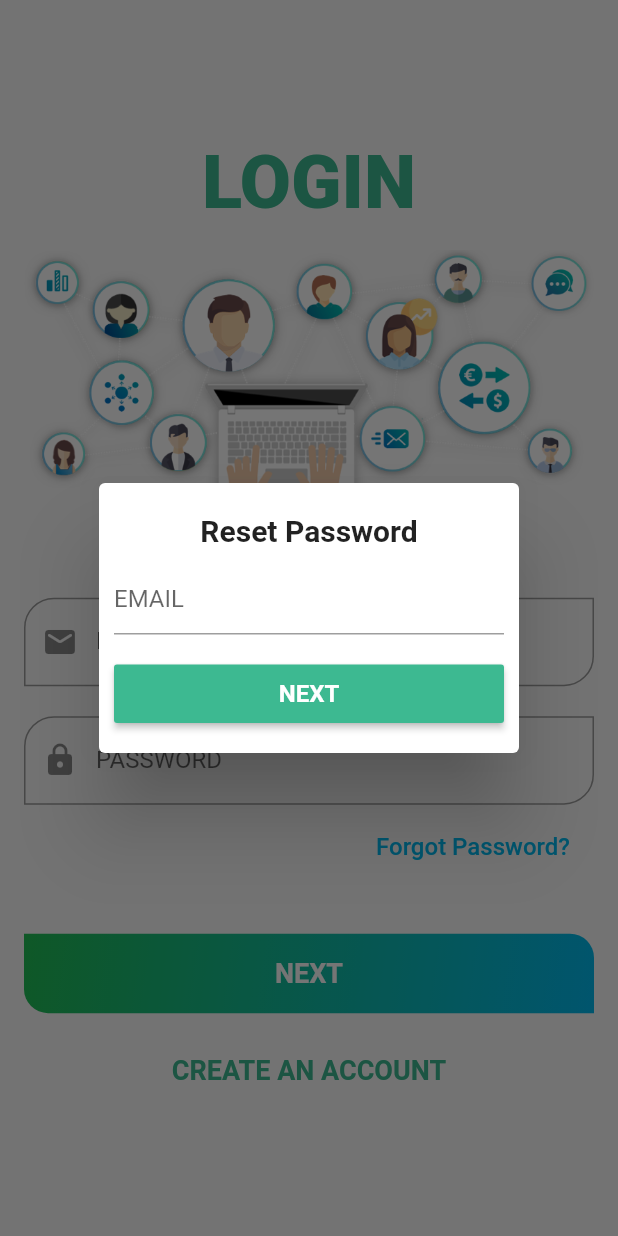
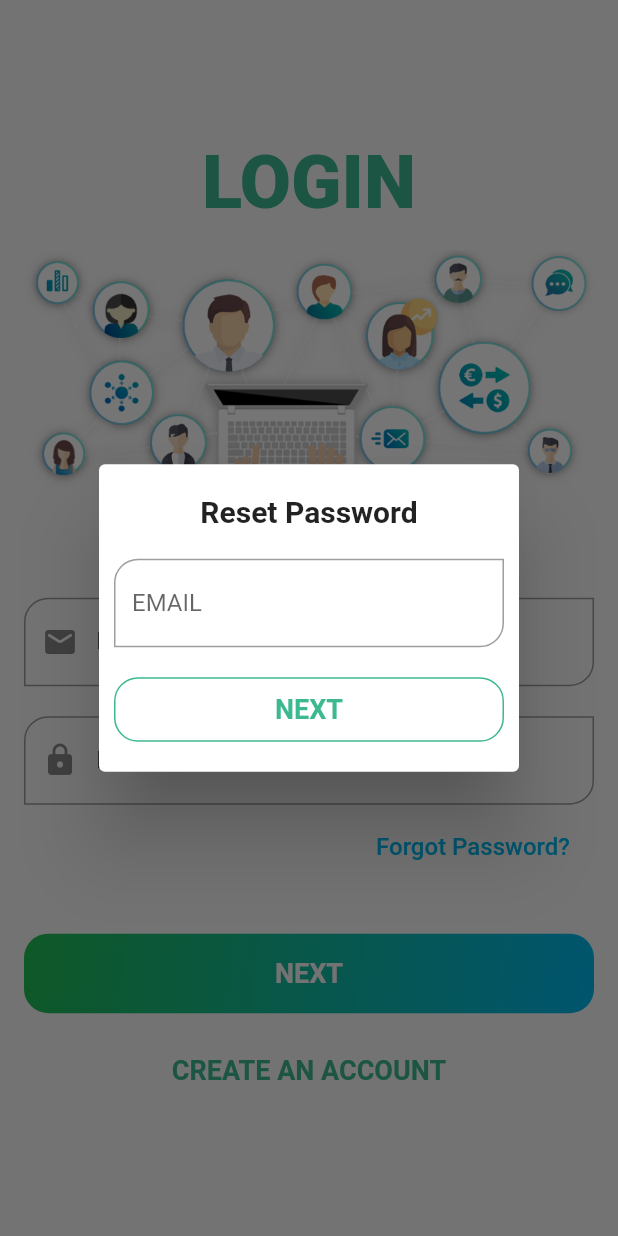
Before and after one commit to nixrajput/meetingzilla-flutter, a Flutter app: the LoginPage screen opened directly, after a tap on "Forgot Password?", on a phone screen of 412 x 824 dp. Run offline on Flutter 3.47's test engine with Material 2 defaults, Android fonts, the phone set to English and light mode, and no system bars; our stand-ins replace avatar_glow, cached_network_image, cloud_firestore, firebase_auth, firebase_core, firebase_storage and 8 more; missing offline and left inert: agora_rtc_engine, version; accounts and stored records are empty.

Commit message:
updated dark theme support

```diff
--- a/lib/constants/strings.dart
+++ b/lib/constants/strings.dart
@@ -80,6 +80,7 @@ const JOINED_AT = 'joinedAt';
 const END_AT = 'endAt';
 const CHECK_UPDATE = 'Check For Update';
 const GALLERY = 'Gallery';
+const COPY = 'Copy';
 
 /// FIREBASE CONSTANTS
 const APP_INFO_REF = 'app_info';
--- a/lib/pages/join_meeting_page.dart
+++ b/lib/pages/join_meeting_page.dart
@@ -90,10 +90,10 @@ class _JoinMeetingPageState extends State<JoinMeetingPage> {
                   errorMaxLines: 2,
                   border: OutlineInputBorder(
                     borderRadius: BorderRadius.only(
-                      topLeft: Radius.circular(20.0),
+                      topLeft: Radius.circular(16.0),
                       topRight: Radius.zero,
                       bottomLeft: Radius.zero,
-                      bottomRight: Radius.circular(20.0),
+                      bottomRight: Radius.circular(16.0),
                     ),
                   ),
                 ),
@@ -114,7 +114,7 @@ class _JoinMeetingPageState extends State<JoinMeetingPage> {
                   _joinChannel(_meetingIdController.text.trim());
                 },
                 title: JOIN_MEETING.toUpperCase(),
-              )
+              ),
             ],
           ),
         ),
--- a/lib/pages/login_page.dart
+++ b/lib/pages/login_page.dart
@@ -255,10 +255,10 @@ class _LoginPageState extends State<LoginPage> {
                   errorMaxLines: 2,
                   border: OutlineInputBorder(
                     borderRadius: BorderRadius.only(
-                      topLeft: Radius.circular(20.0),
+                      topLeft: Radius.circular(16.0),
                       topRight: Radius.zero,
                       bottomLeft: Radius.zero,
-                      bottomRight: Radius.circular(20.0),
+                      bottomRight: Radius.circular(16.0),
                     ),
                   ),
                 ),
@@ -284,10 +284,10 @@ class _LoginPageState extends State<LoginPage> {
                   errorMaxLines: 2,
                   border: OutlineInputBorder(
                     borderRadius: BorderRadius.only(
-                      topLeft: Radius.circular(20.0),
+                      topLeft: Radius.circular(16.0),
                       topRight: Radius.zero,
                       bottomLeft: Radius.zero,
-                      bottomRight: Radius.circular(20.0),
+                      bottomRight: Radius.circular(16.0),
                     ),
                   ),
                   suffix: GestureDetector(
@@ -317,7 +317,7 @@ class _LoginPageState extends State<LoginPage> {
                 alignment: Alignment.centerRight,
                 child: FlatButton(
                   onPressed: () {
-                    _showPasswordResetDialog(context);
+                    _showPasswordResetDialog();
                   },
                   materialTapTargetSize: MaterialTapTargetSize.shrinkWrap,
                   child: Text(
@@ -353,9 +353,8 @@ class _LoginPageState extends State<LoginPage> {
         ),
       );
 
-  _showPasswordResetDialog(BuildContext context) => showDialog(
+  _showPasswordResetDialog() => showDialog(
         context: context,
-        barrierDismissible: false,
         builder: (ctx) => SimpleDialog(
           title: Text(
             "Reset Password",
@@ -366,7 +365,7 @@ class _LoginPageState extends State<LoginPage> {
           ),
           titlePadding: const EdgeInsets.only(
             top: 20.0,
-            bottom: 10.0,
+            bottom: 20.0,
             left: 10.0,
             right: 10.0,
           ),
@@ -382,22 +381,70 @@ class _LoginPageState extends State<LoginPage> {
               controller: _emailController,
               decoration: InputDecoration(
                 hintText: EMAIL.toUpperCase(),
+                border: OutlineInputBorder(
+                  borderRadius: BorderRadius.only(
+                    topLeft: Radius.circular(16.0),
+                    topRight: Radius.zero,
+                    bottomLeft: Radius.zero,
+                    bottomRight: Radius.circular(16.0),
+                  ),
+                ),
               ),
             ),
             SizedBox(height: 20.0),
-            RaisedButton(
-              onPressed: () {
-                Navigator.pop(context);
+            GestureDetector(
+              onTap: () async {
+                if (_emailController.text.isNotEmpty &&
+                    _emailController.text != null) {
+                  await FirebaseFunctions.auth
+                      .sendPasswordResetEmail(
+                    email: _emailController.text,
+                  )
+                      .then((value) {
+                    Fluttertoast.showToast(
+                      msg: 'Password reset link has been sent to your email.',
+                      gravity: ToastGravity.SNACKBAR,
+                    );
+                    _emailController.clear();
+                  }).catchError((e) {
+                    Fluttertoast.showToast(
+                      msg: e.toString(),
+                      gravity: ToastGravity.SNACKBAR,
+                    );
+                    print(e.toString());
+                  });
+                }
+                Navigator.pop(ctx);
               },
-              color: Theme.of(context).accentColor,
-              padding: EdgeInsets.symmetric(vertical: 10.0),
-              materialTapTargetSize: MaterialTapTargetSize.shrinkWrap,
-              child: Text(
-                NEXT,
-                style: TextStyle(
-                  fontSize: 16.0,
-                  fontWeight: FontWeight.bold,
-                  color: Colors.white,
+              child: Container(
+                width: double.infinity,
+                padding: const EdgeInsets.all(10.0),
+                decoration: BoxDecoration(
+                  color: Colors.transparent,
+                  borderRadius: BorderRadius.all(Radius.circular(16.0)),
+                  border: Border(
+                    top: BorderSide(
+                      color: Theme.of(context).accentColor,
+                    ),
+                    bottom: BorderSide(
+                      color: Theme.of(context).accentColor,
+                    ),
+                    left: BorderSide(
+                      color: Theme.of(context).accentColor,
+                    ),
+                    right: BorderSide(
+                      color: Theme.of(context).accentColor,
+                    ),
+                  ),
+                ),
+                child: Text(
+                  NEXT,
+                  textAlign: TextAlign.center,
+                  style: TextStyle(
+                    color: Theme.of(context).accentColor,
+                    fontWeight: FontWeight.bold,
+                    fontSize: 18.0,
+                  ),
                 ),
               ),
             )
--- a/lib/pages/start_meeting.dart
+++ b/lib/pages/start_meeting.dart
@@ -146,7 +146,7 @@ class _StartMeetingPageState extends State<StartMeetingPage> {
             Text(
               '${formatMeetingId(widget.authProvider.meetingId)}',
               style: TextStyle(
-                color: thirdColor,
+                color: secondColor,
                 fontSize: 20.0,
                 fontWeight: FontWeight.bold,
               ),
--- a/lib/widgets/custom_rounded_btn.dart
+++ b/lib/widgets/custom_rounded_btn.dart
@@ -1,12 +1,26 @@
-import 'package:flutter/cupertino.dart';
 import 'package:flutter/material.dart';
 import 'package:meetingzilla/constants/colors.dart';
 
 class CustomRoundedButton extends StatelessWidget {
   final String title;
   final VoidCallback onTap;
+  final double borderRadius;
+  final EdgeInsets padding;
+  final Color titleColor;
+  final double fontSize;
+  final Color startColor;
+  final Color endColor;
 
-  const CustomRoundedButton({@required this.title, @required this.onTap});
+  const CustomRoundedButton({
+    @required this.title,
+    @required this.onTap,
+    this.borderRadius,
+    this.padding,
+    this.titleColor,
+    this.fontSize,
+    this.startColor,
+    this.endColor,
+  });
 
   @override
   Widget build(BuildContext context) {
@@ -14,18 +28,13 @@ class CustomRoundedButton extends StatelessWidget {
       onTap: onTap,
       child: Container(
         width: double.infinity,
-        padding: const EdgeInsets.all(16.0),
+        padding: padding ?? const EdgeInsets.all(16.0),
         decoration: BoxDecoration(
-          borderRadius: BorderRadius.only(
-            topLeft: Radius.zero,
-            topRight: Radius.circular(16.0),
-            bottomLeft: Radius.circular(16.0),
-            bottomRight: Radius.zero,
-          ),
+          borderRadius: BorderRadius.all(Radius.circular(borderRadius ?? 16.0)),
           gradient: LinearGradient(
             colors: [
-              firstColor,
-              secondColor,
+              startColor ?? firstColor,
+              endColor ?? secondColor,
             ],
             begin: Alignment.topLeft,
             end: Alignment.bottomRight,
@@ -35,9 +44,9 @@ class CustomRoundedButton extends StatelessWidget {
           title,
           textAlign: TextAlign.center,
           style: TextStyle(
-            color: Colors.white,
+            color: titleColor ?? Theme.of(context).scaffoldBackgroundColor,
             fontWeight: FontWeight.bold,
-            fontSize: 18.0,
+            fontSize: fontSize ?? 18.0,
           ),
         ),
       ),
```
Also changed, not shown: lib/pages/index_page.dart (+29 -47 lines), lib/pages/views/call_view.dart (+15 -6 lines), lib/pages/welcome_page.dart (+8 -8 lines), lib/widgets/custom_border_btn.dart (added, +56 -0 lines), lib/widgets/custom_icon_btn.dart (+9 -1 lines).
